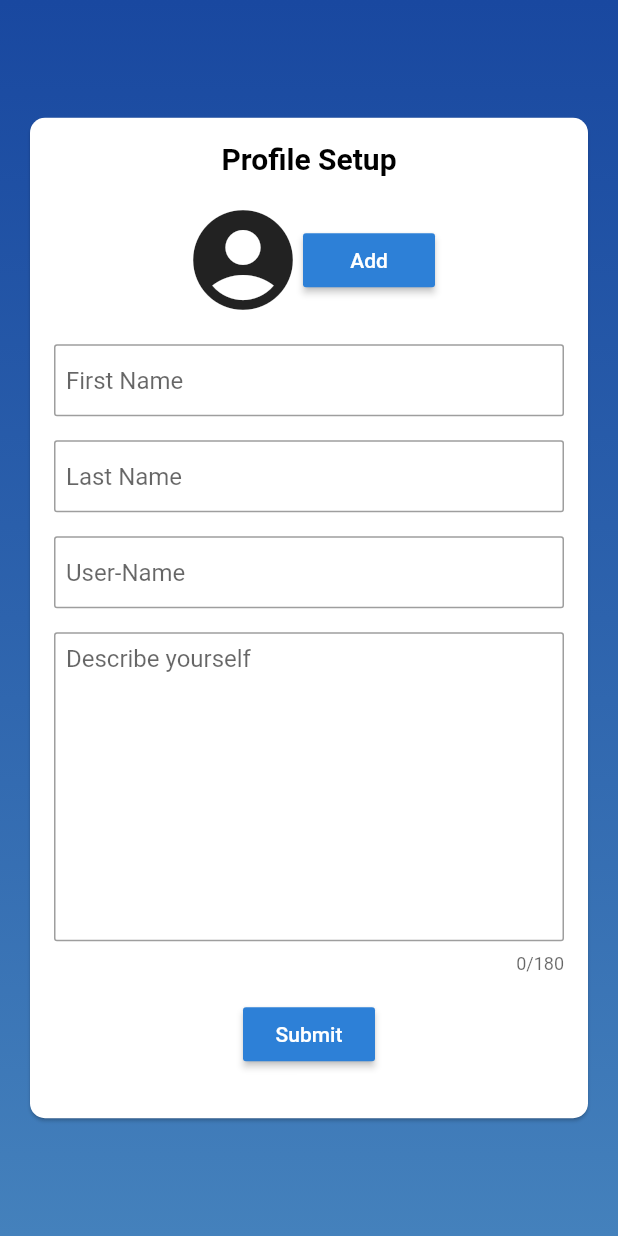
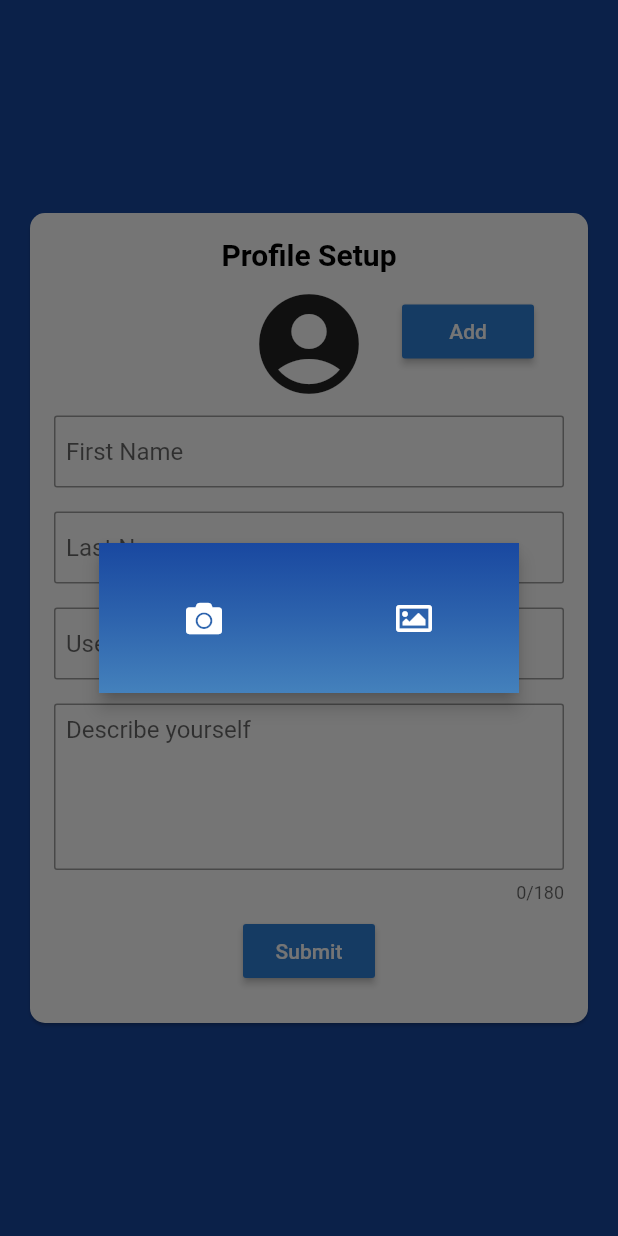
Before and after one commit to PaRaDoX50/droog, a Flutter app: the ProfileSetup screen opened by its route, after a tap on "Add", on a phone screen of 412 x 824 dp. Run offline on Flutter 3.47's test engine with Material 2 defaults, Android fonts, the light colour scheme and no system bars; our stand-ins replace cached_network_image, cloud_firestore, convex_bottom_bar, firebase_auth, firebase_storage, font_awesome_flutter and 8 more; missing offline and left inert: assorted_layout_widgets, flutter_facebook_login; accounts and stored records are empty.

Commit message:
profile setup fixed

```diff
--- a/lib/main.dart
+++ b/lib/main.dart
@@ -93,6 +93,7 @@ class _MyAppState extends State<MyApp> {
         ShareScreen.route:(_) => ShareScreen(),
         NewMessageScreen.route:(_) => NewMessageScreen(),
         MyClipsScreen.route:(_)=> MyClipsScreen(),
+        SkillsSetup.route:(_)=>SkillsSetup(),
       },
     );
   }
--- a/lib/screens/home.dart
+++ b/lib/screens/home.dart
@@ -30,7 +30,7 @@ class _HomeState extends State<Home> {
     ChatList(),
     NotificationsScreen(),
   ];
-  int _currentIndex;
+  int _currentIndex =0;
 
   @override
   void initState() {
@@ -128,7 +128,7 @@ class _HomeState extends State<Home> {
 
   @override
   Widget build(BuildContext context) {
-    _currentIndex = 0;
+
     return Scaffold(
       appBar: AppBar(
         title: Text(_getAppBarTitle(),style: GoogleFonts.montserrat(),),
--- a/lib/screens/profile_setup.dart
+++ b/lib/screens/profile_setup.dart
@@ -3,15 +3,18 @@ import 'dart:io';
 import 'package:droog/models/enums.dart';
 import 'package:droog/screens/home.dart';
 import 'package:droog/screens/new_post.dart';
+import 'package:droog/screens/skills_setup.dart';
 import 'package:droog/services/database_methods.dart';
 import 'file:///P:/androidProjects/Droog/droog/lib/utils/image_picker.dart';
 import 'package:droog/services/sharedprefs_methods.dart';
 import 'package:flutter/cupertino.dart';
 import 'package:flutter/material.dart';
+import 'package:font_awesome_flutter/font_awesome_flutter.dart';
 import 'package:image_picker/image_picker.dart';
 
 class ProfileSetup extends StatefulWidget {
-  static final String route= "/profile_setup";
+  static final String route = "/profile_setup";
+
   @override
   _ProfileSetupState createState() => _ProfileSetupState();
 }
@@ -35,6 +38,65 @@ class _ProfileSetupState extends State<ProfileSetup> {
     _scaffoldKey.currentState.showSnackBar(SnackBar(
       content: Text(content),
     ));
+  }
+  showImageSourceOptions(){
+    showDialog(
+
+        context: context,
+        builder: (_) => AlertDialog(contentPadding: EdgeInsets.zero,
+            content: Container(
+              decoration: BoxDecoration(
+                  gradient:  LinearGradient(
+                      colors: [
+                        Color(0xff1948a0),
+                        Color(0xff2d63ad),
+                        Color(0xff4481bc)
+                      ], begin: Alignment.topCenter, end: Alignment.bottomCenter)),
+              height: 100,
+              child: Row(
+                mainAxisAlignment: MainAxisAlignment.spaceAround,
+                children: <Widget>[
+                  IconButton(icon: FaIcon(FontAwesomeIcons.camera,color: Colors.white,),onPressed: (){
+                    Navigator.pop(context);
+                    addImage(imageSource: ImageSource.camera);},),
+                  IconButton(icon: FaIcon(FontAwesomeIcons.image,color: Colors.white,),onPressed: (){
+                    Navigator.pop(context);
+                    addImage(imageSource: ImageSource.gallery);
+                  },)
+                ],),
+            ),
+            elevation: 5,
+
+            ));
+
+
+  }
+
+  addImage({ImageSource imageSource}) async {
+    File image =
+    await _imagePicker.takePicture(imageSource:imageSource);
+    if (image != null) {
+      File croppedImage = await _imagePicker.cropImage(
+          image: image,
+          pictureFor: PictureFor.profilePicture, ratioY: 1, ratioX: 1);
+      if (croppedImage != null) {
+        print("Reached cropped");
+
+        setState(() {
+          imageCache.clear();
+          imageCache.clearLiveImages();
+          _takenImage = croppedImage;
+        });
+        print("Reached cropped2");
+        await _sharedPrefsMethods
+            .saveProfilePicturePath(croppedImage.path);
+        print("Reached cropped3");
+      } else {
+        _showSnackBar("Something went wrong.");
+      }
+    } else {
+      _showSnackBar("Something went wrong.");
+    }
   }
 
   Widget _buildForm() {
@@ -94,7 +156,7 @@ class _ProfileSetupState extends State<ProfileSetup> {
 
     final descriptionField = TextFormField(
       controller: descriptionController,
-      maxLines: 10,
+      maxLines: 5,
       decoration: InputDecoration(
         contentPadding: EdgeInsets.only(left: 8, right: 0, top: 16, bottom: 0),
         hintText: "Describe yourself",
@@ -130,7 +192,7 @@ class _ProfileSetupState extends State<ProfileSetup> {
 
   @override
   Widget build(BuildContext context) {
-    final mainWidget = SingleChildScrollView(
+    Widget mainWidget = SingleChildScrollView(
       child: Card(
         shape: RoundedRectangleBorder(
           borderRadius: BorderRadius.circular(10),
@@ -140,69 +202,73 @@ class _ProfileSetupState extends State<ProfileSetup> {
           child: Column(
             mainAxisSize: MainAxisSize.min,
             children: <Widget>[
-              Text(
+              FittedBox(
+                child: Text(
                   "Profile Setup",
-                style: Theme.of(context).textTheme.headline6,
+                  style: Theme
+                      .of(context)
+                      .textTheme
+                      .headline6,
+                ),
               ),
               SizedBox(
-                height: 16,
+                height: 8,
               ),
-              Row(
-                mainAxisAlignment: MainAxisAlignment.center,
+              Stack(
+
                 children: <Widget>[
-                  _takenImage != null
-                      ? ClipOval(
+                  SizedBox(
+                    width: double.infinity,
+                    child:_takenImage != null
+                      ? Center(
+                        child: ClipOval(
                     child: Image.file(
                         _takenImage,
                         width: 70,
                         height: 70,
+                        key: ValueKey(_takenImage.lengthSync()),
+                    ),
                   ),
                       )
-                      : Icon(
+                      : Center(
+                        child: Icon(
                     Icons.account_circle,
                     size: 80,
                   ),
-                  RaisedButton(
+                      ),),
+                  Positioned(right: 20,
+                    top: 8,
+                    child: RaisedButton(
                       child:
-                        Text("Add", style: Theme.of(context).textTheme.button),
-                    color: Theme.of(context).buttonColor,
-                    onPressed: () async {
-                      File image =
-                          await _imagePicker.takePicture(imageSource: ImageSource.camera);
-                      if (image != null) {
-                        File croppedImage = await _imagePicker.cropImage(
-                            image: image,
-                            pictureFor: PictureFor.profilePicture,ratioY: 1,ratioX: 1);
-                        if (croppedImage != null) {
-                          setState(() {
-                            _takenImage = croppedImage;
-                          });
-                          await _sharedPrefsMethods
-                              .saveProfilePicturePath(croppedImage.path);
-                        } else {
-                          _showSnackBar("Something went wrong.");
-                        }
-                      } else {
-                        _showSnackBar("Something went wrong.");
-                      }
-                    },
+                      Text("Add", style: Theme
+                          .of(context)
+                          .textTheme
+                          .button),
+                      color: Theme
+                          .of(context)
+                          .buttonColor,
+                      onPressed:showImageSourceOptions,
+                    ),
                   )
                 ],
               ),
               SizedBox(
-                height: 16,
+                height: 8,
               ),
               _buildForm(),
               SizedBox(
-                height: 16,
+                height: 8,
               ),
               RaisedButton(
                 child:
-                    Text("Submit", style: Theme.of(context).textTheme.button),
+                Text("Submit", style: Theme
+                    .of(context)
+                    .textTheme
+                    .button),
                 onPressed: () async {
                   if (_formKey.currentState.validate()) {
                     if (await _databaseMethods
-                        .userNameAvailable(userName:userNameController.text)) {
+                        .userNameAvailable(userName: userNameController.text)) {
                       if (_takenImage != null) {
                         setState(() {
                           showLoading = true;
@@ -210,7 +276,8 @@ class _ProfileSetupState extends State<ProfileSetup> {
 
                         try {
                           String downloadUrl = await _databaseMethods
-                              .uploadPicture(file: _takenImage,address: "profilePictures");
+                              .uploadPicture(
+                              file: _takenImage, address: "profilePictures");
                           if (downloadUrl != null) {
                             await _databaseMethods.completeUserProfile(
                                 userName: userNameController.text,
@@ -226,7 +293,7 @@ class _ProfileSetupState extends State<ProfileSetup> {
                               userName: userNameController.text,
                               loggedInStatus: LoggedInStatus.loggedIn);
                           Navigator.pushReplacementNamed(
-                              context, Home.route);
+                              context, SkillsSetup.route);
                           setState(() {
                             showLoading = false;
                           });
@@ -246,10 +313,12 @@ class _ProfileSetupState extends State<ProfileSetup> {
                     }
                   }
                 },
-                color: Theme.of(context).buttonColor,
+                color: Theme
+                    .of(context)
+                    .buttonColor,
               ),
               SizedBox(
-                height: 16,
+                height: 8,
               ),
             ],
           ),
@@ -262,7 +331,9 @@ class _ProfileSetupState extends State<ProfileSetup> {
         height: double.infinity,
         width: double.infinity,
         decoration: BoxDecoration(
-            gradient: LinearGradient(colors: [
+
+            gradient: LinearGradient(
+                stops: [1, 0, 0], colors: [
               Color(0xff1948a0),
               Color(0xff2d63ad),
               Color(0xff4481bc)
```
Also changed, not shown: lib/screens/skills_setup.dart (+4 -3 lines). Lines whose indentation alone changed are shown as unchanged.
